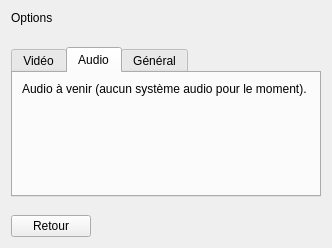
Before: the Qt Designer form Source/Elements/UI/OptionsPage.ui in azertval/ProjectGaming, drawn with Qt 5.
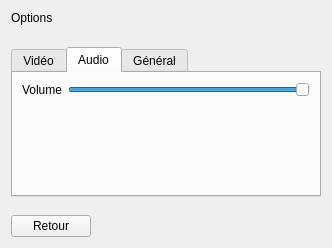
After: the same form once the commit is applied. The open tabs and pages were chosen to show the change.

Commit message: LOT-60 — Audio : socle et bruitages (#89)

What changed in the file:
```diff
--- a/Source/Elements/UI/OptionsPage.ui
+++ b/Source/Elements/UI/OptionsPage.ui
@@ -50,13 +50,15 @@
      </widget>
      <widget class="QWidget" name="audioTab">
       <attribute name="title"><string>Audio</string></attribute>
-      <layout class="QVBoxLayout" name="audioLayout">
-       <item><widget class="QLabel" name="audioLabel"><property name="text"><string>Audio à venir (aucun système audio pour le moment).</string></property></widget></item>
-       <item>
-        <spacer name="audioSpacer">
-         <property name="orientation"><enum>Qt::Vertical</enum></property>
-         <property name="sizeHint" stdset="0"><size><width>0</width><height>0</height></size></property>
-        </spacer>
+      <layout class="QFormLayout" name="audioForm">
+       <item row="0" column="0"><widget class="QLabel" name="volumeLabel"><property name="text"><string>Volume</string></property></widget></item>
+       <item row="0" column="1">
+        <widget class="QSlider" name="volumeSlider">
+         <property name="orientation"><enum>Qt::Horizontal</enum></property>
+         <property name="minimum"><number>0</number></property>
+         <property name="maximum"><number>100</number></property>
+         <property name="value"><number>100</number></property>
+        </widget>
        </item>
       </layout>
      </widget>
```
The commit also changes 68 other files.
